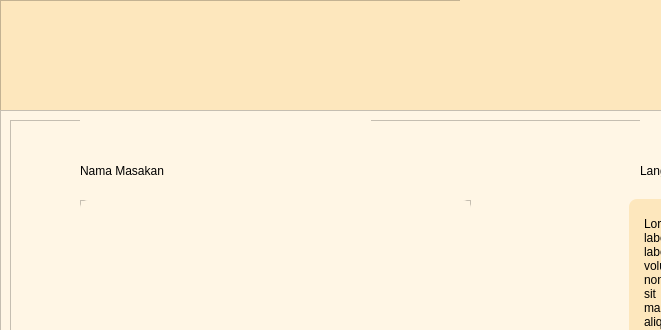
Qt form src/lihatResep.ui (MarcelRyan/ReChefy) before a commit; both pictures show x 0 to 661 and y 0 to 330 of the 1200 by 850 pixel window.
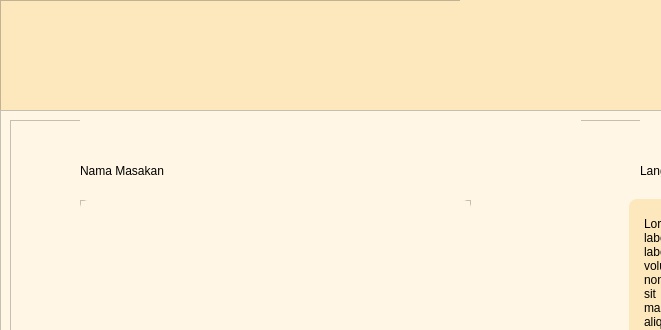
The same form after that commit. Icons and pictures are not drawn.

Commit message: feat : lihatResep hubungin database done

What changed in the file:
```diff
--- a/src/lihatResep.ui
+++ b/src/lihatResep.ui
@@ -122,7 +122,7 @@
         <property name="geometry">
          <rect>
           <x>0</x>
-          <y>-563</y>
+          <y>0</y>
           <width>1176</width>
           <height>1354</height>
          </rect>
@@ -159,7 +159,7 @@
              <rect>
               <x>70</x>
               <y>0</y>
-              <width>291</width>
+              <width>501</width>
               <height>101</height>
              </rect>
             </property>
```
The commit also changes 1 other file.
